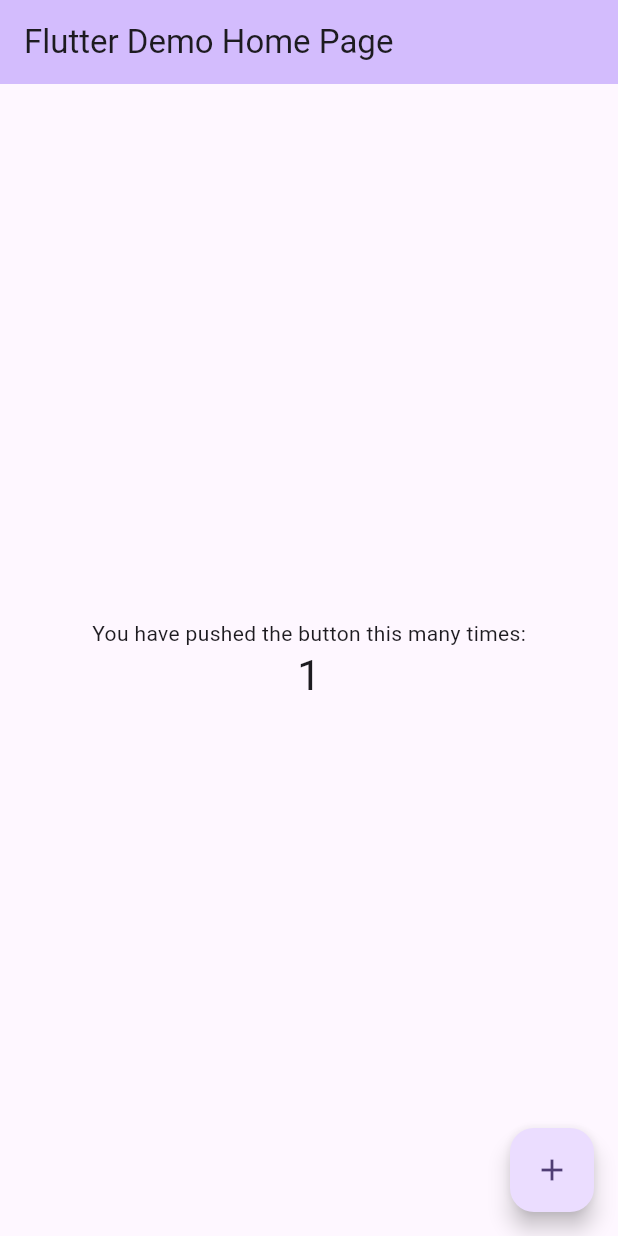
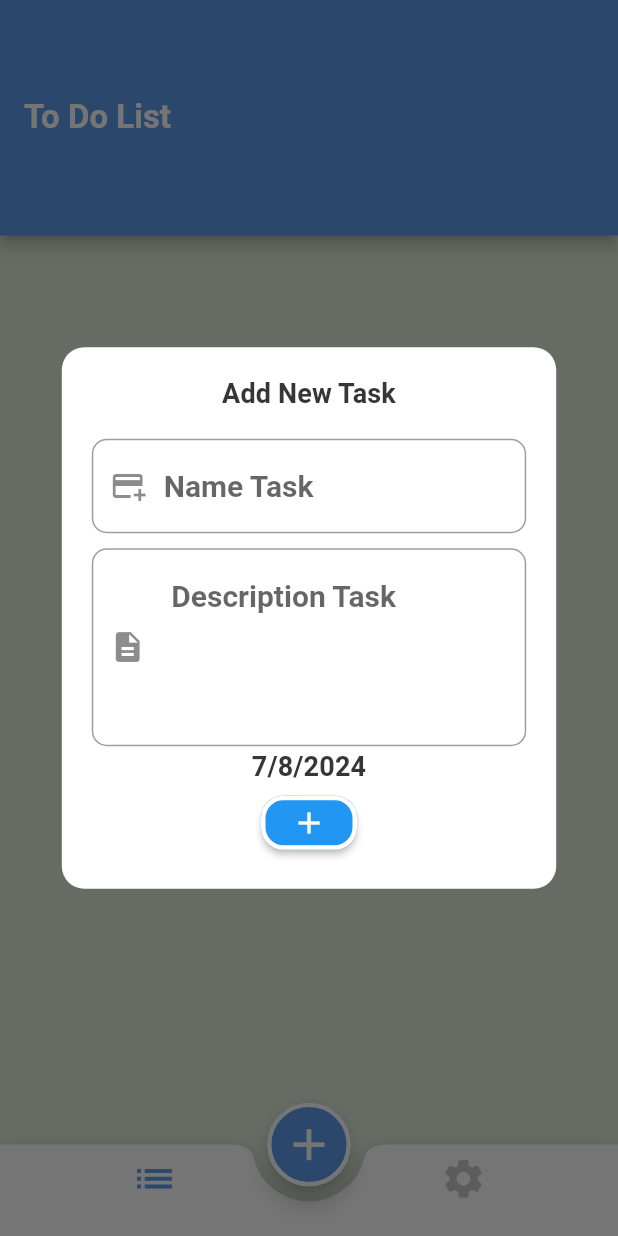
Before and after one commit to Mohamed-Alaa90/todo, a Flutter app: the screen it shows after launch, after a tap on the "add" icon, on a phone screen of 412 x 824 dp. Run offline on Flutter 3.47's test engine with Material 3 defaults, Android fonts, the phone set to English and light mode, and no system bars.

Commit message:
add splash add theming add bottom_sheet

```diff
--- /dev/null
+++ b/lib/core/constants/my_colors.dart
@@ -0,0 +1,12 @@
+import 'dart:ui';
+
+class MyColor {
+  static const Color primerColor = Color(0xff5D9CEC);
+  static const Color lightColor = Color(0xffDFECDB);
+  static const Color darkColor = Color(0xff060E1E);
+  static const Color blackColor = Color(0xff363636);
+  static const Color redColor = Color(0xffEC4B4B);
+  static const Color greenColor = Color(0xff61E757);
+  static const Color grayColor = Color(0xffC8C9CB);
+  static const Color naveBarColor = Color(0xff141922);
+}
--- /dev/null
+++ b/lib/core/constants/strings.dart
@@ -0,0 +1,2 @@
+const homeScreen = '/Home';
+const splashScreen = '/Splash';
--- /dev/null
+++ b/lib/core/thems/theme.dart
@@ -0,0 +1,55 @@
+import 'package:flutter/material.dart';
+
+import '../constants/my_colors.dart';
+
+class MyTheme {
+  static ThemeData lightTheme = ThemeData(
+    useMaterial3: false,
+    floatingActionButtonTheme: const FloatingActionButtonThemeData(
+        backgroundColor: MyColor.primerColor),
+    scaffoldBackgroundColor: MyColor.lightColor,
+    appBarTheme: const AppBarTheme(
+      toolbarHeight: 157.0,
+      backgroundColor: MyColor.primerColor,
+    ),
+    bottomNavigationBarTheme: const BottomNavigationBarThemeData(
+      elevation: 0,
+      backgroundColor: Colors.transparent,
+      selectedItemColor: MyColor.primerColor,
+      unselectedItemColor: MyColor.grayColor,
+    ),
+    textTheme: const TextTheme(
+      titleLarge: TextStyle(
+          fontSize: 22, fontWeight: FontWeight.w700, color: Colors.white),
+      titleMedium: TextStyle(
+          fontSize: 20, fontWeight: FontWeight.w700, color: Colors.white),
+      titleSmall: TextStyle(
+          fontSize: 18, fontWeight: FontWeight.w700, color: Colors.white),
+    ),
+  );
+  static ThemeData darkTheme = ThemeData(
+    useMaterial3: false,
+
+    floatingActionButtonTheme: const FloatingActionButtonThemeData(
+        backgroundColor: MyColor.primerColor),
+    scaffoldBackgroundColor: MyColor.darkColor,
+    appBarTheme: const AppBarTheme(
+      toolbarHeight: 157.0,
+      backgroundColor: MyColor.primerColor,
+    ),
+    bottomNavigationBarTheme: const BottomNavigationBarThemeData(
+      elevation: 0,
+      backgroundColor: Colors.transparent,
+      selectedItemColor: MyColor.primerColor,
+      unselectedItemColor: MyColor.grayColor,
+    ),
+    textTheme: const TextTheme(
+      titleLarge: TextStyle(
+          fontSize: 22, fontWeight: FontWeight.w700, color: MyColor.darkColor),
+      titleMedium: TextStyle(
+          fontSize: 20, fontWeight: FontWeight.w700, color: MyColor.darkColor),
+      titleSmall: TextStyle(
+          fontSize: 18, fontWeight: FontWeight.w700, color: MyColor.darkColor),
+    ),
+  );
+}
--- /dev/null
+++ b/lib/core/ui_helpers/bottom_sheets.dart
@@ -0,0 +1,111 @@
+import 'package:flutter/material.dart';
+import 'package:todo/core/constants/my_colors.dart';
+import 'package:todo/core/ui_helpers/text_form_field.dart';
+
+void showCustomBottomSheet(BuildContext context) {
+  final TextEditingController titleController = TextEditingController();
+  final TextEditingController descriptionController = TextEditingController();
+  final GlobalKey<FormState> formKey = GlobalKey<FormState>();
+  showModalBottomSheet(
+
+    backgroundColor: Colors.transparent,
+    isScrollControlled: true,
+    context: context,
+    shape: const RoundedRectangleBorder(
+      borderRadius: BorderRadius.vertical(
+        top: Radius.circular(20),
+      ),
+    ),
+    builder: (context) {
+      return Center(
+        child: SingleChildScrollView(
+          child: Container(
+            decoration: BoxDecoration(
+              color: Colors.white,
+              borderRadius: BorderRadius.circular(15),
+            ),
+            width: MediaQuery.of(context).size.width * 0.8,
+            padding: const EdgeInsets.all(20),
+            child: Form(
+              key: formKey,
+              child: Column(
+                mainAxisSize: MainAxisSize.min,
+                //crossAxisAlignment: CrossAxisAlignment.start,
+                children: [
+                  Text(
+                    'Add New Task',
+                    textAlign: TextAlign.center,
+                    style: Theme.of(context)
+                        .textTheme
+                        .titleSmall
+                        ?.copyWith(color: MyColor.blackColor),
+                  ),
+                  const SizedBox(
+                    height: 20,
+                  ),
+                  CustomTextFormField(
+                      validator: (value) {
+                        if (value == null || value.isEmpty) {
+                          return "Please Enter Name";
+                        }
+                        return null;
+                      },
+                      style: const TextStyle(color: MyColor.blackColor),
+                      prefixIcon: Icons.add_card,
+                      controller: titleController,
+                      hintText: "Name Task"),
+                  const SizedBox(
+                    height: 10,
+                  ),
+                  CustomTextFormField(
+                      validator: (value) {
+                        if (value == null || value.isEmpty) {
+                          return "Please Enter Description";
+                        }
+                        return null;
+                      },
+                      maxLines: 4,
+                      style: const TextStyle(color: MyColor.blackColor),
+                      prefixIcon: Icons.description,
+                      controller: descriptionController,
+                      hintText: " Description Task"),
+                  const SizedBox(
+                    height: 3,
+                  ),
+                  Text(
+                    "7/8/2024",
+                    textAlign: TextAlign.center,
+                    style: Theme.of(context)
+                        .textTheme
+                        .titleSmall!
+                        .copyWith(color: MyColor.blackColor),
+                  ),
+                  const SizedBox(
+                    height: 3,
+                  ),
+                  ElevatedButton(
+                    style: ElevatedButton.styleFrom(
+                      shape: RoundedRectangleBorder(
+                        borderRadius: BorderRadius.circular(15),
+                      ),
+                      side: const BorderSide(color: Colors.white, width: 3),
+                    ),
+                    onPressed: () {
+                      if (formKey.currentState!.validate()) {
+                        final taskName = titleController.text.trim();
+                        final taskDescription = descriptionController.text.trim();
+
+                        Navigator.of(context).pop();
+                      }
+                    },
+                    child: const Icon(Icons.add),
+                  )
+                ],
+              ),
+            ),
+          ),
+        ),
+      );
+    },
+  );
+}
--- /dev/null
+++ b/lib/core/ui_helpers/text_form_field.dart
@@ -0,0 +1,53 @@
+import 'package:flutter/material.dart';
+
+class CustomTextFormField extends StatelessWidget {
+  final TextEditingController controller;
+  final String hintText;
+  final String? Function(String?)? validator;
+  final TextInputType keyboardType;
+  final IconData? prefixIcon;
+  final IconData? suffixIcon;
+  final bool isPassword;
+  final TextStyle? style ;
+  final VoidCallback? onSuffixPressed;
+  final int?  maxLines;
+
+  const CustomTextFormField({
+    super.key,
+    required this.controller,
+    required this.hintText,
+    this.validator,
+    this.keyboardType = TextInputType.text,
+    this.prefixIcon,
+    this.suffixIcon,
+    this.isPassword = false,
+    this.onSuffixPressed,
+    this.style,
+    this. maxLines,
+  });
+
+  @override
+  Widget build(BuildContext context) {
+    return TextFormField(
+      maxLines:  maxLines,
+      style: style,
+      controller: controller,
+      keyboardType: keyboardType,
+      obscureText: isPassword,
+      validator: validator,
+      decoration: InputDecoration(
+        hintText: hintText,
+        border: OutlineInputBorder(
+          borderRadius: BorderRadius.circular(10),
+        ),
+        prefixIcon: prefixIcon != null ? Icon(prefixIcon) : null,
+        suffixIcon: suffixIcon != null
+            ? IconButton(
+          icon: Icon(suffixIcon),
+          onPressed: onSuffixPressed,
+        )
+            : null,
+      ),
+    );
+  }
+}
--- a/lib/main.dart
+++ b/lib/main.dart
@@ -1,125 +1,27 @@
 import 'package:flutter/material.dart';
+import 'package:todo/routes/app_routes.dart';
+import 'package:todo/core/thems/theme.dart';
+import 'core/constants/strings.dart';
 
 void main() {
-  runApp(const MyApp());
+  runApp(
+    MyApp(
+      AppRoutes(),
+    ),
+  );
 }
 
 class MyApp extends StatelessWidget {
-  const MyApp({super.key});
+  const MyApp(this.appRoutes, {super.key});
 
-  // This widget is the root of your application.
+  final AppRoutes appRoutes;
+
   @override
   Widget build(BuildContext context) {
     return MaterialApp(
-      title: 'Flutter Demo',
-      theme: ThemeData(
-        // This is the theme of your application.
-        //
-        // TRY THIS: Try running your application with "flutter run". You'll see
-        // the application has a purple toolbar. Then, without quitting the app,
-        // try changing the seedColor in the colorScheme below to Colors.green
-        // and then invoke "hot reload" (save your changes or press the "hot
-        // reload" button in a Flutter-supported IDE, or press "r" if you used
-        // the command line to start the app).
-        //
-        // Notice that the counter didn't reset back to zero; the application
-        // state is not lost during the reload. To reset the state, use hot
-        // restart instead.
-        //
-        // This works for code too, not just values: Most code changes can be
-        // tested with just a hot reload.
-        colorScheme: ColorScheme.fromSeed(seedColor: Colors.deepPurple),
-        useMaterial3: true,
-      ),
-      home: const MyHomePage(title: 'Flutter Demo Home Page'),
+      theme: MyTheme.lightTheme,
+      initialRoute: splashScreen,
+      onGenerateRoute: appRoutes.generateRoute,
     );
   }
 }
-
-class MyHomePage extends StatefulWidget {
-  const MyHomePage({super.key, required this.title});
-
-  // This widget is the home page of your application. It is stateful, meaning
-  // that it has a State object (defined below) that contains fields that affect
-  // how it looks.
-
-  // This class is the configuration for the state. It holds the values (in this
-  // case the title) provided by the parent (in this case the App widget) and
-  // used by the build method of the State. Fields in a Widget subclass are
-  // always marked "final".
-
-  final String title;
-
-  @override
-  State<MyHomePage> createState() => _MyHomePageState();
-}
-
-class _MyHomePageState extends State<MyHomePage> {
-  int _counter = 0;
-
-  void _incrementCounter() {
-    setState(() {
-      // This call to setState tells the Flutter framework that something has
-      // changed in this State, which causes it to rerun the build method below
-      // so that the display can reflect the updated values. If we changed
-      // _counter without calling setState(), then the build method would not be
-      // called again, and so nothing would appear to happen.
-      _counter++;
-    });
-  }
-
-  @override
-  Widget build(BuildContext context) {
-    // This method is rerun every time setState is called, for instance as done
-    // by the _incrementCounter method above.
-    //
-    // The Flutter framework has been optimized to make rerunning build methods
-    // fast, so that you can just rebuild anything that needs updating rather
-    // than having to individually change instances of widgets.
-    return Scaffold(
-      appBar: AppBar(
-        // TRY THIS: Try changing the color here to a specific color (to
-        // Colors.amber, perhaps?) and trigger a hot reload to see the AppBar
-        // change color while the other colors stay the same.
-        backgroundColor: Theme.of(context).colorScheme.inversePrimary,
-        // Here we take the value from the MyHomePage object that was created by
-        // the App.build method, and use it to set our appbar title.
-        title: Text(widget.title),
-      ),
-      body: Center(
-        // Center is a layout widget. It takes a single child and positions it
-        // in the middle of the parent.
-        child: Column(
-          // Column is also a layout widget. It takes a list of children and
-          // arranges them vertically. By default, it sizes itself to fit its
-          // children horizontally, and tries to be as tall as its parent.
-          //
-          // Column has various properties to control how it sizes itself and
-          // how it positions its children. Here we use mainAxisAlignment to
-          // center the children vertically; the main axis here is the vertical
-          // axis because Columns are vertical (the cross axis would be
-          // horizontal).
-          //
-          // TRY THIS: Invoke "debug painting" (choose the "Toggle Debug Paint"
-          // action in the IDE, or press "p" in the console), to see the
-          // wireframe for each widget.
-          mainAxisAlignment: MainAxisAlignment.center,
-          children: <Widget>[
-            const Text(
-              'You have pushed the button this many times:',
-            ),
-            Text(
-              '$_counter',
-              style: Theme.of(context).textTheme.headlineMedium,
-            ),
-          ],
-        ),
-      ),
-      floatingActionButton: FloatingActionButton(
-        onPressed: _incrementCounter,
-        tooltip: 'Increment',
-        child: const Icon(Icons.add),
-      ), // This trailing comma makes auto-formatting nicer for build methods.
-    );
-  }
-}
--- /dev/null
+++ b/lib/routes/app_routes.dart
@@ -0,0 +1,21 @@
+import 'package:flutter/material.dart';
+import 'package:todo/screens/home/home.dart';
+import 'package:todo/screens/splash/splash.dart';
+import '../core/constants/strings.dart';
+
+class AppRoutes {
+  Route? generateRoute(RouteSettings settings) {
+    switch (settings.name) {
+      case splashScreen:
+        return MaterialPageRoute(
+          builder: (_) => Splash(),
+        );
+
+      case homeScreen:
+        return MaterialPageRoute(
+          builder: (_) => Home(),
+        );
+    }
+    return null;
+  }
+}
--- /dev/null
+++ b/lib/screens/home/home.dart
@@ -0,0 +1,69 @@
+import 'package:flutter/material.dart';
+import 'package:todo/core/thems/theme.dart';
+import 'package:todo/core/ui_helpers/bottom_sheets.dart';
+
+class Home extends StatefulWidget {
+  const Home({super.key});
+
+  @override
+  State<Home> createState() => _HomeState();
+}
+
+int selectIndex = 0;
+
+class _HomeState extends State<Home> {
+  @override
+  Widget build(BuildContext context) {
+    return SafeArea(
+      child: Scaffold(
+        appBar: AppBar(
+          title: Text(
+            'To Do List',
+            style: MyTheme.lightTheme.textTheme.titleLarge,
+          ),
+        ),
+        floatingActionButtonLocation: FloatingActionButtonLocation.centerDocked,
+        floatingActionButton: FloatingActionButton(
+            shape: RoundedRectangleBorder(
+              borderRadius: BorderRadius.circular(30),
+              side: const BorderSide(color: Colors.white, width: 3),
+            ),
+            child: const Icon(
+              Icons.add,
+              color: Colors.white,
+              size: 35,
+            ),
+            onPressed: () {
+              showCustomBottomSheet(context);
+            }),
+        bottomNavigationBar: BottomAppBar(
+          notchMargin: 10,
+          shape: const CircularNotchedRectangle(),
+          child: BottomNavigationBar(
+            enableFeedback: false,
+            currentIndex: selectIndex,
+            onTap: (index) {
+              setState(() {
+                selectIndex = index;
+              });
+            },
+            items: const [
+              BottomNavigationBarItem(
+                  icon: Icon(
+                    Icons.list,
+                    size: 31,
+                  ),
+                  label: ""),
+              BottomNavigationBarItem(
+                  icon: Icon(
+                    Icons.settings,
+                    size: 31,
+                  ),
+                  label: ""),
+            ],
+          ),
+        ),
+      ),
+    );
+  }
+}
--- /dev/null
+++ b/lib/screens/splash/splash.dart
@@ -0,0 +1,31 @@
+import 'dart:async';
+import 'package:flutter/material.dart';
+
+import '../../../core/constants/strings.dart';
+
+class Splash extends StatefulWidget {
+  const Splash({super.key});
+
+  @override
+  State<Splash> createState() => _SplashState();
+}
+
+class _SplashState extends State<Splash> {
+  @override
+  void initState() {
+    Timer(
+      const Duration(milliseconds: 2000),
+      () {
+        Navigator.popAndPushNamed(context, homeScreen);
+      },
+    );
+    super.initState();
+  }
+
+  @override
+  Widget build(BuildContext context) {
+    return SafeArea(
+      child: Image.asset(fit: BoxFit.fill, "assets/splash_light.png"),
+    );
+  }
+}
--- a/pubspec.yaml
+++ b/pubspec.yaml
@@ -59,8 +59,8 @@ flutter:
   uses-material-design: true
 
   # To add assets to your application, add an assets section, like this:
-  # assets:
-  #   - images/a_dot_burr.jpeg
+  assets:
+      -  assets/
   #   - images/a_dot_ham.jpeg
 
   # An image asset can refer to one or more resolution-specific "variants", see
```
Also changed, not shown: assets/splash_light.png (added), 1 other file.
